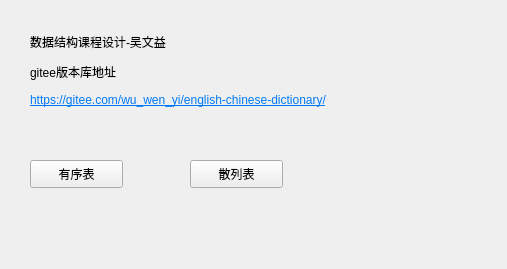
Before: the Qt Designer form dictionarypj/widget.ui in WwwwwyDev/english-chinese-dictionary, drawn with Qt 5.
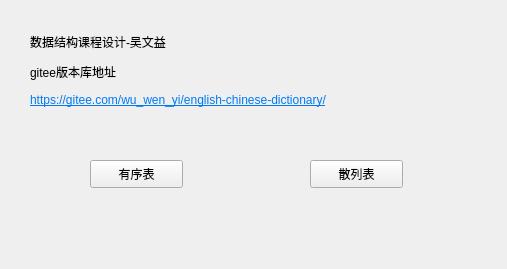
After: the same form once the commit is applied.

```diff
--- a/dictionarypj/widget.ui
+++ b/dictionarypj/widget.ui
@@ -16,7 +16,7 @@
   <widget class="QPushButton" name="pushButton">
    <property name="geometry">
     <rect>
-     <x>30</x>
+     <x>90</x>
      <y>160</y>
      <width>93</width>
      <height>28</height>
@@ -29,7 +29,7 @@
   <widget class="QPushButton" name="pushButton_2">
    <property name="geometry">
     <rect>
-     <x>190</x>
+     <x>310</x>
      <y>160</y>
      <width>93</width>
      <height>28</height>
```
